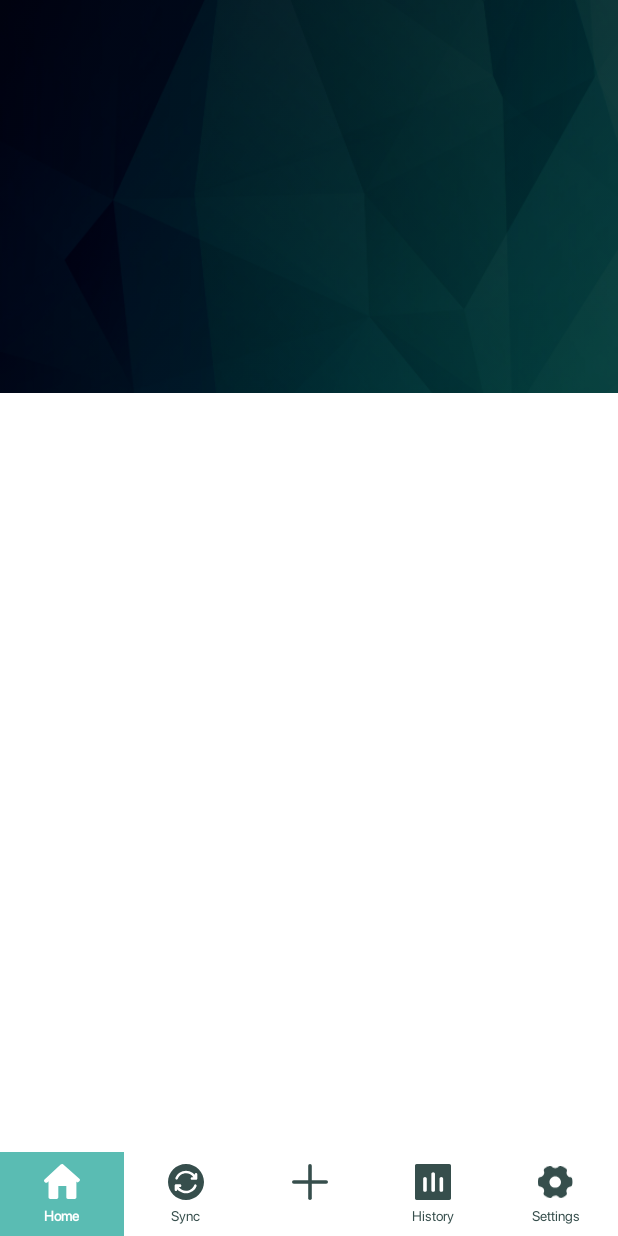
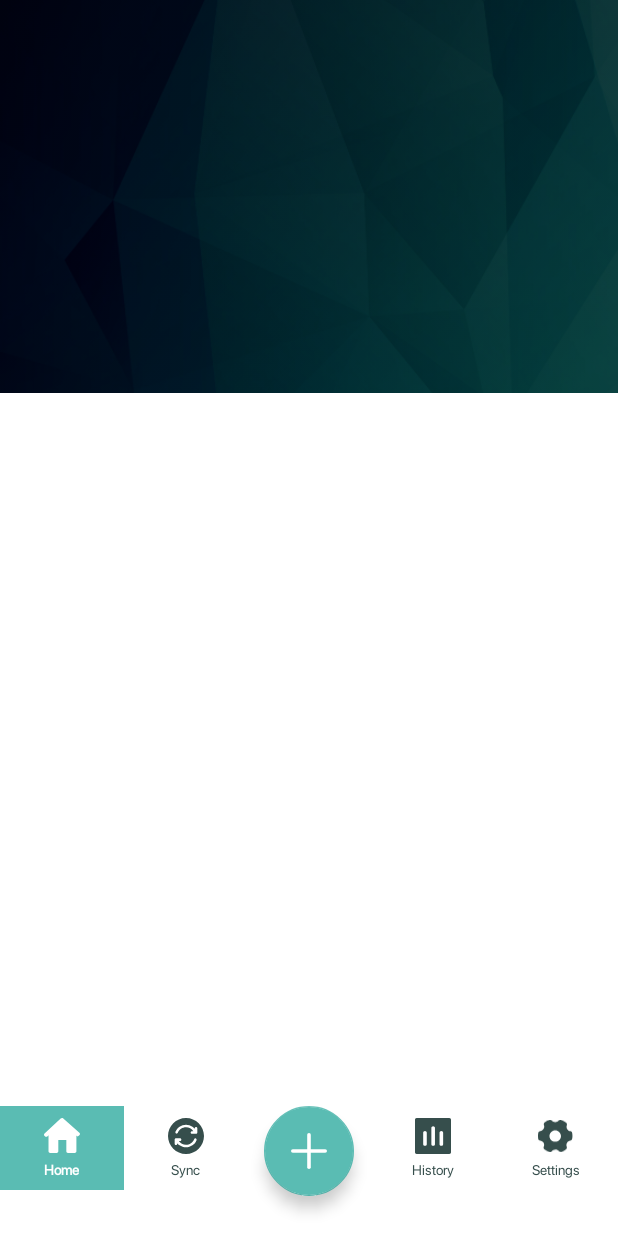
Before and after one commit to iamlixan/income-and-expense-tracker, an Android app: the HomeActivity screen opened directly, with no data from a screen before it, on a phone screen of 412 x 824 dp. Run offline under Robolectric (Android 15) with nearby library versions, the phone set to English and light mode, and no system bars; our stand-ins replace Dagger/Hilt's generated code, RxJava, data binding; 3 statements that could not run were skipped.

Commit message:
added floating action button in Home Screen

```diff
--- a/app/src/main/java/com/lixan/fajardo/incomeandexpensetracker/main/home/HomeActivity.kt
+++ b/app/src/main/java/com/lixan/fajardo/incomeandexpensetracker/main/home/HomeActivity.kt
@@ -1,5 +1,6 @@
 package com.lixan.fajardo.incomeandexpensetracker.main.home
 
+import android.app.Activity
 import android.content.Context
 import android.content.Intent
 import android.os.Bundle
@@ -34,6 +35,7 @@ class HomeActivity : BaseViewModelActivity<ActivityHomeBinding, HomeViewModel>()
                     HomeActivity::class.java
                 )
             )
+            (context as Activity).finish()
         }
     }
 }
--- a/app/src/main/java/com/lixan/fajardo/incomeandexpensetracker/main/login/LoginActivity.kt
+++ b/app/src/main/java/com/lixan/fajardo/incomeandexpensetracker/main/login/LoginActivity.kt
@@ -69,7 +69,7 @@ class LoginActivity : BaseViewModelActivity<ActivityLoginBinding, LoginViewModel
                 HomeActivity.openActivity(this)
             }
             is LoginState.UserIsLoggedIn -> {
-                Toast.makeText(this, "User Is Already Logged In. Launch Home Activity", Toast.LENGTH_LONG).show()
+                HomeActivity.openActivity(this)
             }
             is LoginState.UserIsNotLoggedIn -> {
                 binding.parentLayout.isVisible = true
--- a/app/src/main/res/layout/activity_home.xml
+++ b/app/src/main/res/layout/activity_home.xml
@@ -8,6 +8,27 @@
         android:layout_height="match_parent"
         android:fitsSystemWindows="true"
         >
+
+        <androidx.constraintlayout.widget.Guideline
+            android:id="@+id/fabLeftVerticalGuideline"
+            android:layout_width="wrap_content"
+            android:layout_height="wrap_content"
+            android:orientation="vertical"
+            app:layout_constraintGuide_percent=".42" />
+
+        <androidx.constraintlayout.widget.Guideline
+            android:id="@+id/fabRightVerticalGuideline"
+            android:layout_width="wrap_content"
+            android:layout_height="wrap_content"
+            android:orientation="vertical"
+            app:layout_constraintGuide_percent=".58" />
+
+        <androidx.constraintlayout.widget.Guideline
+            android:id="@+id/bottomHorizontalGuideline"
+            android:layout_width="wrap_content"
+            android:layout_height="wrap_content"
+            android:orientation="horizontal"
+            app:layout_constraintGuide_percent="0.963" />
 
         <ImageView
             android:id="@+id/headerBackground"
@@ -30,9 +51,22 @@
             app:itemTextAppearanceInactive="@style/BottomNavigationTextAppearanceInActive"
             app:itemTextAppearanceActive="@style/BottomNavigationTextAppearanceActive"
             app:elevation="@dimen/_0dp"
-            app:layout_constraintBottom_toBottomOf="parent"
+            app:layout_constraintStart_toStartOf="parent"
             app:layout_constraintEnd_toEndOf="parent"
-            app:layout_constraintStart_toStartOf="parent" />
+            app:layout_constraintBottom_toBottomOf="@id/bottomHorizontalGuideline"/>
+
+        <com.google.android.material.floatingactionbutton.FloatingActionButton
+            android:id="@+id/fabAdd"
+            android:layout_width="@dimen/_60dp"
+            android:layout_height="@dimen/_60dp"
+            app:fabCustomSize="@dimen/_60dp"
+            app:backgroundTint="@color/teal_300"
+            android:tint="@color/white"
+            android:src="@drawable/ic_icn_plus"
+            android:scaleType="centerInside"
+            app:layout_constraintStart_toEndOf="@id/fabLeftVerticalGuideline"
+            app:layout_constraintTop_toTopOf="@id/bottomNav"
+            app:layout_constraintEnd_toStartOf="@id/fabRightVerticalGuideline" />
 
         <include
             android:id="@+id/progressView"
--- a/app/src/main/res/menu/bottom_nav_menu.xml
+++ b/app/src/main/res/menu/bottom_nav_menu.xml
@@ -17,7 +17,7 @@
 
     <item
         android:id="@+id/add"
-        android:enabled="true"
+        android:enabled="false"
         android:title=""
         android:icon="@drawable/ic_icn_plus"
         />
--- a/app/src/main/res/values/dimens.xml
+++ b/app/src/main/res/values/dimens.xml
@@ -14,9 +14,11 @@
     <dimen name="_20dp">20dp</dimen>
     <dimen name="_22dp">22dp</dimen>
     <dimen name="_23dp">23dp</dimen>
+    <dimen name="_30dp">30dp</dimen>
     <dimen name="_33dp">33dp</dimen>
     <dimen name="_40dp">40dp</dimen>
     <dimen name="_56dp">56dp</dimen>
+    <dimen name="_60dp">60dp</dimen>
 
 <!--  SP  -->
     <dimen name="_9sp">9sp</dimen>
```
